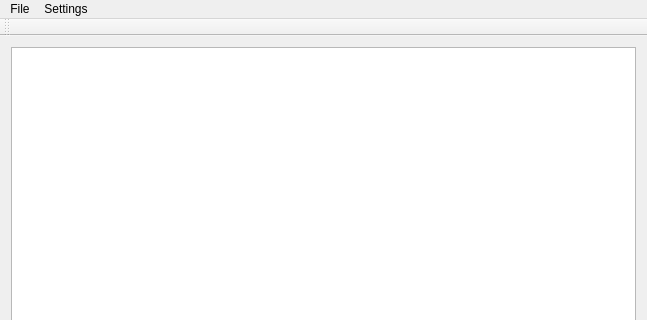
Above: gui/etriggermain.ui from Gianluigi/3gger before the change; both pictures show x 0 to 647 and y 0 to 320 of the 647 by 467 pixel window. Below: the same form after it.
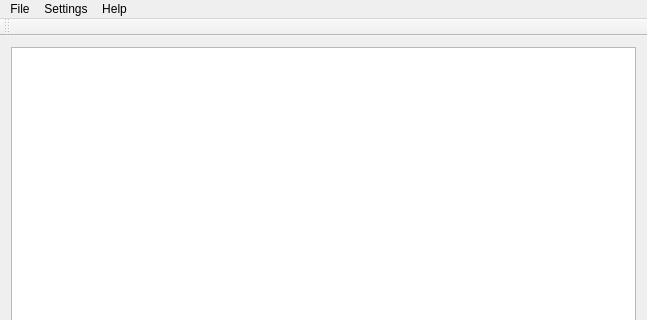
That is the form after the change. Icons and pictures are not drawn.

Commit message:
Added debug/release build in project file + about dialog
+ added a config.h for global #defines

```diff
--- a/gui/etriggermain.ui
+++ b/gui/etriggermain.ui
@@ -269,8 +269,15 @@
     </property>
     <addaction name="actionSerial_Port_2"/>
    </widget>
+   <widget class="QMenu" name="menuHelp">
+    <property name="title">
+     <string>Help</string>
+    </property>
+    <addaction name="actionAbout"/>
+   </widget>
    <addaction name="menuFile"/>
    <addaction name="menuSettings"/>
+   <addaction name="menuHelp"/>
   </widget>
   <widget class="QToolBar" name="mainToolBar">
    <attribute name="toolBarArea">
```
Left out of the diff: 20 changed lines with no effect on the pictures. The commit also changes 6 other files.
